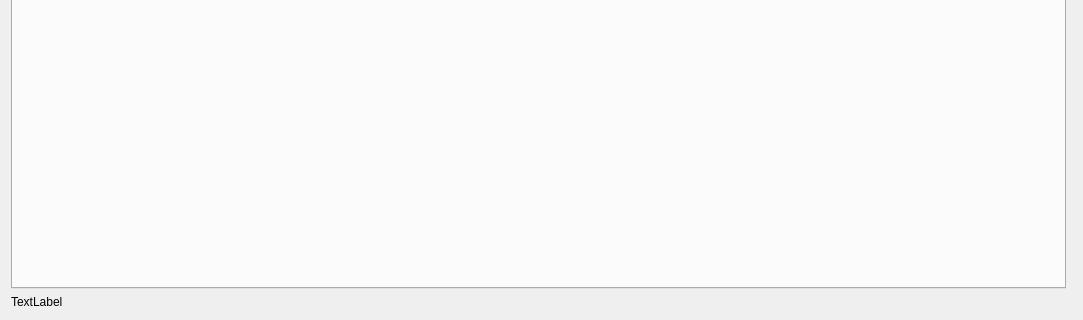
First picture: the form in GUI/GUIwithconnections/mainwindow.ui, repository NaviPolytechnique/GUI, before the edit; both pictures show x 0 to 1083 and y 461 to 781 of the 1083 by 781 pixel window.
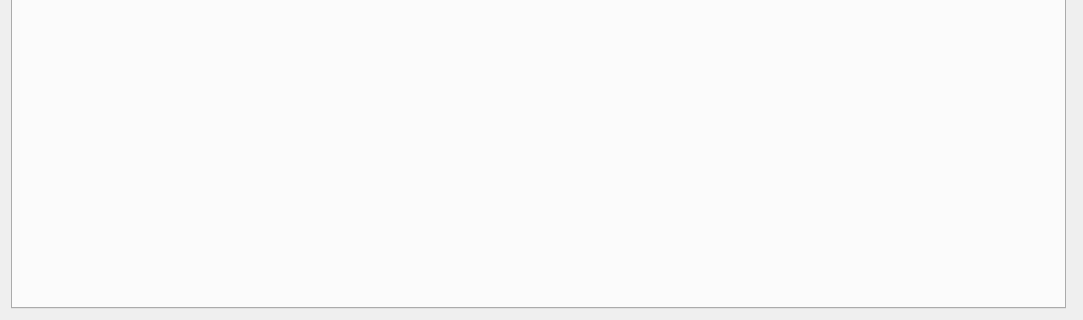
Second picture: the form after the edit. Icons and pictures are not drawn.

```diff
--- a/GUI/GUIwithconnections/mainwindow.ui
+++ b/GUI/GUIwithconnections/mainwindow.ui
@@ -16,7 +16,7 @@
   <widget class="QWidget" name="centralWidget">
    <layout class="QGridLayout" name="gridLayout_4">
     <item row="0" column="0">
-     <layout class="QGridLayout" name="mainlayout" rowstretch="3,1" columnstretch="6,2">
+     <layout class="QGridLayout" name="mainlayout" rowstretch="5,1" columnstretch="6,2">
       <item row="0" column="1">
        <layout class="QVBoxLayout" name="layoutvdroite" stretch="2,3,3">
         <item>
@@ -48,6 +48,12 @@
       </item>
       <item row="0" column="0">
        <widget class="QTabWidget" name="tabwidget">
+        <property name="sizePolicy">
+         <sizepolicy hsizetype="Preferred" vsizetype="Preferred">
+          <horstretch>0</horstretch>
+          <verstretch>0</verstretch>
+         </sizepolicy>
+        </property>
         <property name="currentIndex">
          <number>1</number>
         </property>
@@ -70,6 +76,12 @@
          </layout>
         </widget>
         <widget class="QWidget" name="tabattitudes">
+         <property name="sizePolicy">
+          <sizepolicy hsizetype="Preferred" vsizetype="Preferred">
+           <horstretch>0</horstretch>
+           <verstretch>0</verstretch>
+          </sizepolicy>
+         </property>
          <attribute name="title">
           <string>Tab 2</string>
          </attribute>
@@ -84,11 +96,14 @@
       <item row="1" column="0">
        <layout class="QHBoxLayout" name="layouthbas" stretch="1,1,1,1">
         <item>
-         <widget class="QLabel" name="label_2">
-          <property name="text">
-           <string>TextLabel</string>
-          </property>
-         </widget>
+         <layout class="QVBoxLayout" name="verticalLayout">
+          <item>
+           <layout class="QHBoxLayout" name="RPYControl"/>
+          </item>
+          <item>
+           <layout class="QHBoxLayout" name="battery"/>
+          </item>
+         </layout>
         </item>
         <item>
          <layout class="QVBoxLayout" name="horizonindicator"/>
```
Left out of the diff: 8 changed lines with no effect on the pictures.
